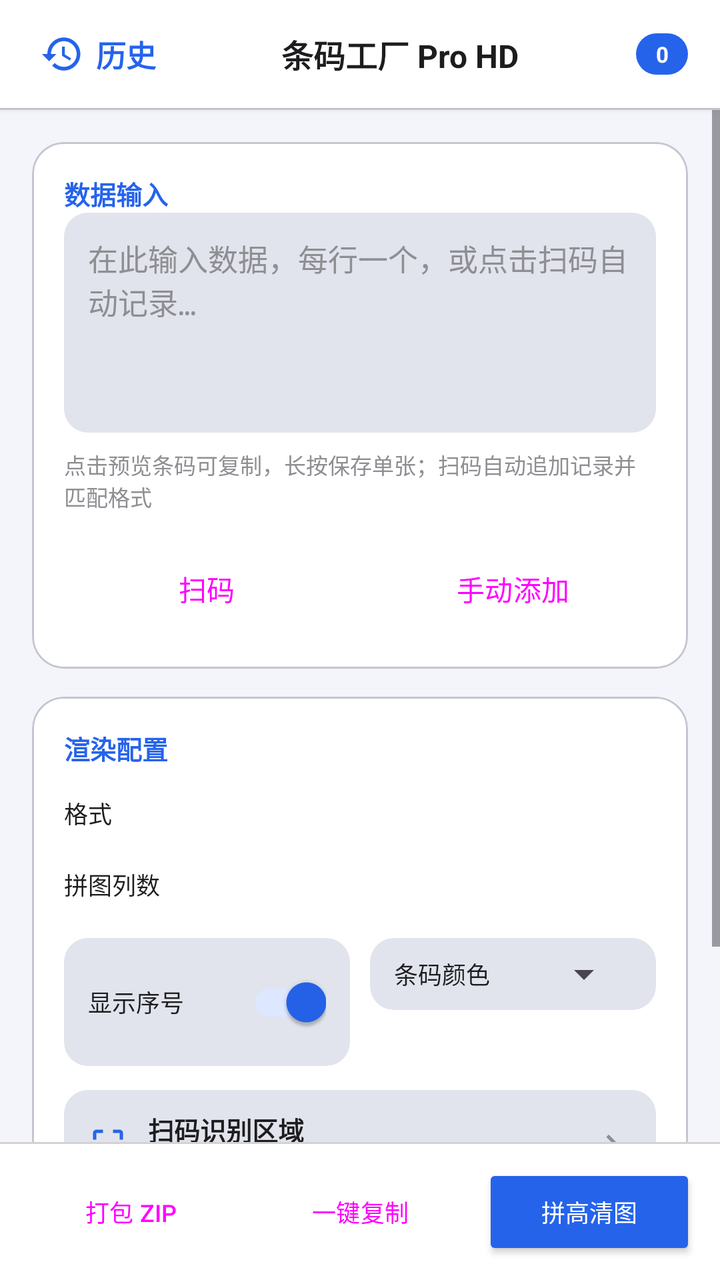
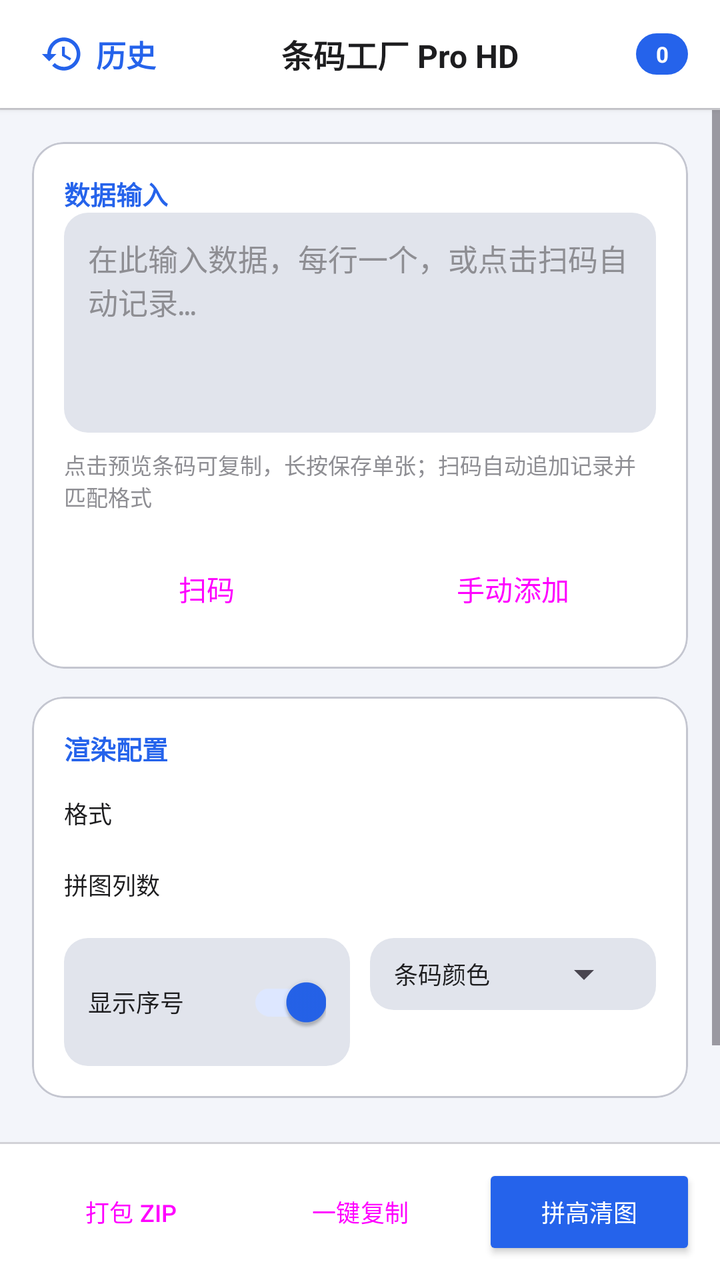

Compare the two renders of this Android layout. The source of the first and the diff that turns it into the second are given below.
<!-- AndroidManifest.xml: application theme Theme.BarcodeFactory -->
<!-- res/layout/activity_main.xml -->
<?xml version="1.0" encoding="utf-8"?>
<androidx.drawerlayout.widget.DrawerLayout xmlns:android="http://schemas.android.com/apk/res/android"
    xmlns:app="http://schemas.android.com/apk/res-auto"
    android:id="@+id/drawerLayout"
    android:layout_width="match_parent"
    android:layout_height="match_parent"
    android:background="@color/background">

    
    <LinearLayout
        android:layout_width="match_parent"
        android:layout_height="match_parent"
        android:orientation="vertical">

        
        <LinearLayout
            android:layout_width="match_parent"
            android:layout_height="wrap_content"
            android:background="@color/card"
            android:elevation="2dp"
            android:gravity="center_vertical"
            android:orientation="horizontal"
            android:paddingHorizontal="16dp"
            android:paddingVertical="12dp">

            <LinearLayout
                android:id="@+id/btnHistory"
                android:layout_width="wrap_content"
                android:layout_height="wrap_content"
                android:background="?attr/selectableItemBackground"
                android:clickable="true"
                android:focusable="true"
                android:gravity="center_vertical"
                android:orientation="horizontal"
                android:padding="4dp">

                <ImageView
                    android:layout_width="22dp"
                    android:layout_height="22dp"
                    android:contentDescription="@string/history"
                    android:src="@drawable/ic_history"
                    app:tint="@color/primary" />

                <TextView
                    android:layout_width="wrap_content"
                    android:layout_height="wrap_content"
                    android:layout_marginStart="6dp"
                    android:text="@string/history"
                    android:textColor="@color/primary"
                    android:textSize="15sp"
                    android:textStyle="bold" />
            </LinearLayout>

            <TextView
                android:layout_width="0dp"
                android:layout_height="wrap_content"
                android:layout_weight="1"
                android:gravity="center"
                android:text="@string/app_name"
                android:textColor="@color/text_primary"
                android:textSize="16sp"
                android:textStyle="bold" />

            <TextView
                android:id="@+id/badge"
                android:layout_width="wrap_content"
                android:layout_height="wrap_content"
                android:background="@drawable/bg_badge"
                android:minWidth="26dp"
                android:gravity="center"
                android:paddingHorizontal="8dp"
                android:paddingVertical="3dp"
                android:text="0"
                android:textColor="@android:color/white"
                android:textSize="11sp"
                android:textStyle="bold" />
        </LinearLayout>

        <View
            android:layout_width="match_parent"
            android:layout_height="1dp"
            android:background="@color/border" />

        <ScrollView
            android:id="@+id/scrollView"
            android:layout_width="match_parent"
            android:layout_height="0dp"
            android:layout_weight="1"
            android:fillViewport="true">

            <LinearLayout
                android:layout_width="match_parent"
                android:layout_height="wrap_content"
                android:orientation="vertical"
                android:padding="16dp">

                
                <com.google.android.material.card.MaterialCardView
                    android:layout_width="match_parent"
                    android:layout_height="wrap_content"
                    app:cardBackgroundColor="@color/card"
                    app:cardCornerRadius="16dp"
                    app:cardElevation="0dp"
                    app:strokeColor="@color/outline_variant"
                    app:strokeWidth="1dp">

                    <LinearLayout
                        android:layout_width="match_parent"
                        android:layout_height="wrap_content"
                        android:orientation="vertical"
                        android:padding="16dp">

                        <TextView
                            android:layout_width="wrap_content"
                            android:layout_height="wrap_content"
                            android:text="@string/input_card_title"
                            android:textColor="@color/primary"
                            android:textSize="13sp"
                            android:textStyle="bold" />

                        <EditText
                            android:id="@+id/inputData"
                            android:layout_width="match_parent"
                            android:layout_height="110dp"
                            android:background="@drawable/bg_input"
                            android:gravity="top|start"
                            android:hint="@string/input_hint"
                            android:importantForAutofill="no"
                            android:inputType="textMultiLine|textNoSuggestions"
                            android:padding="12dp"
                            android:scrollbars="vertical"
                            android:textColor="@color/text_primary"
                            android:textColorHint="@color/text_secondary"
                            android:textSize="15sp"
                            android:typeface="monospace" />

                        <TextView
                            android:layout_width="match_parent"
                            android:layout_height="wrap_content"
                            android:layout_marginTop="8dp"
                            android:text="@string/input_tip"
                            android:textColor="@color/text_secondary"
                            android:textSize="11sp" />

                        <LinearLayout
                            android:layout_width="match_parent"
                            android:layout_height="wrap_content"
                            android:layout_marginTop="14dp"
                            android:orientation="horizontal">

                            <Button
                                android:id="@+id/btnScan"
                                style="?attr/materialButtonOutlinedStyle"
                                android:layout_width="0dp"
                                android:layout_height="wrap_content"
                                android:layout_weight="1"
                                android:insetTop="0dp"
                                android:insetBottom="0dp"
                                android:text="@string/scan"
                                android:textSize="14sp"
                                app:icon="@drawable/ic_scan"
                                app:iconGravity="textStart"
                                app:iconTint="@color/primary" />

                            <Button
                                android:id="@+id/btnManualAdd"
                                style="?attr/materialButtonOutlinedStyle"
                                android:layout_width="0dp"
                                android:layout_height="wrap_content"
                                android:layout_marginStart="10dp"
                                android:layout_weight="1"
                                android:insetTop="0dp"
                                android:insetBottom="0dp"
                                android:text="手动添加"
                                android:textSize="14sp"
                                app:icon="@drawable/ic_add"
                                app:iconGravity="textStart"
                                app:iconTint="@color/primary" />
                        </LinearLayout>
                    </LinearLayout>
                </com.google.android.material.card.MaterialCardView>

                
                <com.google.android.material.card.MaterialCardView
                    android:layout_width="match_parent"
                    android:layout_height="wrap_content"
                    android:layout_marginTop="14dp"
                    app:cardBackgroundColor="@color/card"
                    app:cardCornerRadius="16dp"
                    app:cardElevation="0dp"
                    app:strokeColor="@color/outline_variant"
                    app:strokeWidth="1dp">

                    <LinearLayout
                        android:layout_width="match_parent"
                        android:layout_height="wrap_content"
                        android:orientation="vertical"
                        android:padding="16dp">

                        <TextView
                            android:layout_width="wrap_content"
                            android:layout_height="wrap_content"
                            android:text="@string/render_config"
                            android:textColor="@color/primary"
                            android:textSize="13sp"
                            android:textStyle="bold" />

                        <TextView
                            android:layout_width="wrap_content"
                            android:layout_height="wrap_content"
                            android:layout_marginTop="14dp"
                            android:text="@string/format_label"
                            android:textColor="@color/text_primary"
                            android:textSize="12sp" />

                        <com.google.android.material.chip.ChipGroup
                            android:id="@+id/chipGroupFormat"
                            android:layout_width="match_parent"
                            android:layout_height="wrap_content"
                            android:layout_marginTop="6dp"
                            app:selectionRequired="true"
                            app:singleLine="false"
                            app:singleSelection="true" />

                        <TextView
                            android:layout_width="wrap_content"
                            android:layout_height="wrap_content"
                            android:layout_marginTop="12dp"
                            android:text="@string/columns_label"
                            android:textColor="@color/text_primary"
                            android:textSize="12sp" />

                        <com.google.android.material.chip.ChipGroup
                            android:id="@+id/chipGroupColumns"
                            android:layout_width="match_parent"
                            android:layout_height="wrap_content"
                            android:layout_marginTop="6dp"
                            app:selectionRequired="true"
                            app:singleLine="false"
                            app:singleSelection="true" />

                        <LinearLayout
                            android:layout_width="match_parent"
                            android:layout_height="wrap_content"
                            android:layout_marginTop="12dp"
                            android:orientation="horizontal">

                            <LinearLayout
                                android:layout_width="0dp"
                                android:layout_height="wrap_content"
                                android:layout_weight="1"
                                android:background="@drawable/bg_input"
                                android:gravity="center_vertical"
                                android:orientation="horizontal"
                                android:paddingHorizontal="12dp"
                                android:paddingVertical="8dp">

                                <TextView
                                    android:layout_width="wrap_content"
                                    android:layout_height="wrap_content"
                                    android:text="@string/show_index_label"
                                    android:textColor="@color/text_primary"
                                    android:textSize="12sp" />

                                <androidx.appcompat.widget.SwitchCompat
                                    android:id="@+id/switchIndex"
                                    android:layout_width="0dp"
                                    android:layout_height="wrap_content"
                                    android:layout_weight="1"
                                    android:checked="true" />
                            </LinearLayout>

                            <LinearLayout
                                android:layout_width="0dp"
                                android:layout_height="wrap_content"
                                android:layout_marginStart="10dp"
                                android:layout_weight="1"
                                android:background="@drawable/bg_input"
                                android:gravity="center_vertical"
                                android:orientation="horizontal"
                                android:paddingHorizontal="12dp"
                                android:paddingVertical="6dp">

                                <TextView
                                    android:layout_width="wrap_content"
                                    android:layout_height="wrap_content"
                                    android:text="@string/color_label"
                                    android:textColor="@color/text_primary"
                                    android:textSize="12sp" />

                                <Spinner
                                    android:id="@+id/spinnerColor"
                                    android:layout_width="0dp"
                                    android:layout_height="wrap_content"
                                    android:layout_weight="1"
                                    android:spinnerMode="dropdown" />
                            </LinearLayout>
                        </LinearLayout>

                        
                        <LinearLayout
                            android:id="@+id/btnScanArea"
                            android:layout_width="match_parent"
                            android:layout_height="wrap_content"
                            android:layout_marginTop="12dp"
                            android:background="@drawable/bg_input"
                            android:clickable="true"
                            android:focusable="true"
                            android:foreground="?attr/selectableItemBackground"
                            android:gravity="center_vertical"
                            android:orientation="horizontal"
                            android:paddingHorizontal="12dp"
                            android:paddingVertical="10dp">

                            <ImageView
                                android:layout_width="20dp"
                                android:layout_height="20dp"
                                android:contentDescription="@string/scan_area_config"
                                android:src="@drawable/ic_crop"
                                app:tint="@color/primary" />

                            <LinearLayout
                                android:layout_width="0dp"
                                android:layout_height="wrap_content"
                                android:layout_marginStart="10dp"
                                android:layout_weight="1"
                                android:orientation="vertical">

                                <TextView
                                    android:layout_width="wrap_content"
                                    android:layout_height="wrap_content"
                                    android:text="@string/scan_area_config"
                                    android:textColor="@color/text_primary"
                                    android:textSize="13sp"
                                    android:textStyle="bold" />

                                <TextView
                                    android:id="@+id/tvScanAreaSummary"
                                    android:layout_width="wrap_content"
                                    android:layout_height="wrap_content"
                                    android:layout_marginTop="1dp"
                                    android:textColor="@color/text_secondary"
                                    android:textSize="11sp" />
                            </LinearLayout>

                            <ImageView
                                android:layout_width="20dp"
                                android:layout_height="20dp"
                                android:contentDescription="@string/scan_area_config"
                                android:src="@drawable/ic_chevron_right"
                                app:tint="@color/text_secondary" />
                        </LinearLayout>
                    </LinearLayout>
                </com.google.android.material.card.MaterialCardView>

                
                <LinearLayout
                    android:id="@+id/previewGrid"
                    android:layout_width="match_parent"
                    android:layout_height="wrap_content"
                    android:layout_marginTop="16dp"
                    android:orientation="vertical" />

                <TextView
                    android:id="@+id/tvEmpty"
                    android:layout_width="match_parent"
                    android:layout_height="wrap_content"
                    android:layout_marginTop="24dp"
                    android:gravity="center"
                    android:text="输入数据或扫码后，条码会显示在这里"
                    android:textColor="@color/text_secondary"
                    android:textSize="13sp" />

                
                <com.google.android.material.card.MaterialCardView
                    android:id="@+id/resultArea"
                    android:layout_width="match_parent"
                    android:layout_height="wrap_content"
                    android:layout_marginTop="16dp"
                    android:visibility="gone"
                    app:cardBackgroundColor="@color/card"
                    app:cardCornerRadius="16dp"
                    app:cardElevation="0dp"
                    app:strokeColor="@color/outline_variant"
                    app:strokeWidth="1dp">

                    <LinearLayout
                        android:layout_width="match_parent"
                        android:layout_height="wrap_content"
                        android:orientation="vertical"
                        android:padding="12dp">

                        <TextView
                            android:layout_width="wrap_content"
                            android:layout_height="wrap_content"
                            android:layout_marginBottom="10dp"
                            android:background="@drawable/bg_badge"
                            android:paddingHorizontal="16dp"
                            android:paddingVertical="6dp"
                            android:text="@string/hd_ready"
                            android:textColor="@android:color/white"
                            android:textSize="12sp" />

                        <ImageView
                            android:id="@+id/resImg"
                            android:layout_width="match_parent"
                            android:layout_height="wrap_content"
                            android:adjustViewBounds="true"
                            android:contentDescription="@string/make_hd" />
                    </LinearLayout>
                </com.google.android.material.card.MaterialCardView>
            </LinearLayout>
        </ScrollView>

        <View
            android:layout_width="match_parent"
            android:layout_height="1dp"
            android:background="@color/border" />

        
        <LinearLayout
            android:layout_width="match_parent"
            android:layout_height="wrap_content"
            android:background="@color/card"
            android:orientation="horizontal"
            android:paddingHorizontal="12dp"
            android:paddingVertical="10dp">

            <Button
                android:id="@+id/btnZip"
                style="?attr/materialButtonOutlinedStyle"
                android:layout_width="0dp"
                android:layout_height="wrap_content"
                android:layout_weight="1"
                android:insetTop="0dp"
                android:insetBottom="0dp"
                android:text="@string/pack_zip"
                android:textSize="12sp"
                app:icon="@drawable/ic_zip"
                app:iconGravity="textStart" />

            <Button
                android:id="@+id/btnCopyAll"
                style="?attr/materialButtonOutlinedStyle"
                android:layout_width="0dp"
                android:layout_height="wrap_content"
                android:layout_marginStart="8dp"
                android:layout_weight="1"
                android:insetTop="0dp"
                android:insetBottom="0dp"
                android:text="@string/copy_all"
                android:textSize="12sp"
                app:icon="@drawable/ic_copy"
                app:iconGravity="textStart" />

            <Button
                android:id="@+id/btnMakeHd"
                android:layout_width="0dp"
                android:layout_height="wrap_content"
                android:layout_marginStart="8dp"
                android:layout_weight="1"
                android:insetTop="0dp"
                android:insetBottom="0dp"
                android:backgroundTint="@color/primary"
                android:text="@string/make_hd"
                android:textColor="@android:color/white"
                android:textSize="12sp"
                app:icon="@drawable/ic_image"
                app:iconGravity="textStart"
                app:iconTint="@android:color/white" />
        </LinearLayout>
    </LinearLayout>

    
    <LinearLayout
        android:layout_width="300dp"
        android:layout_height="match_parent"
        android:layout_gravity="start"
        android:background="@color/card"
        android:elevation="12dp"
        android:orientation="vertical">

        <LinearLayout
            android:layout_width="match_parent"
            android:layout_height="wrap_content"
            android:gravity="center_vertical"
            android:orientation="horizontal"
            android:padding="16dp">

            <ImageView
                android:layout_width="22dp"
                android:layout_height="22dp"
                android:contentDescription="@string/archive_records"
                android:src="@drawable/ic_archive"
                app:tint="@color/primary" />

            <TextView
                android:layout_width="0dp"
                android:layout_height="wrap_content"
                android:layout_marginStart="8dp"
                android:layout_weight="1"
                android:text="@string/archive_records"
                android:textColor="@color/text_primary"
                android:textSize="16sp"
                android:textStyle="bold" />

            <ImageView
                android:id="@+id/btnCloseDrawer"
                android:layout_width="24dp"
                android:layout_height="24dp"
                android:background="?attr/selectableItemBackground"
                android:clickable="true"
                android:contentDescription="@string/history"
                android:focusable="true"
                android:src="@drawable/ic_close"
                app:tint="@color/text_secondary" />
        </LinearLayout>

        <View
            android:layout_width="match_parent"
            android:layout_height="1dp"
            android:background="@color/border" />

        <androidx.recyclerview.widget.RecyclerView
            android:id="@+id/historyList"
            android:layout_width="match_parent"
            android:layout_height="0dp"
            android:layout_weight="1"
            android:clipToPadding="false"
            android:padding="12dp" />

        <TextView
            android:id="@+id/tvEmptyArchive"
            android:layout_width="match_parent"
            android:layout_height="wrap_content"
            android:gravity="center"
            android:padding="24dp"
            android:text="@string/empty_archive"
            android:textColor="@color/text_secondary"
            android:textSize="13sp" />

        <com.google.android.material.button.MaterialButton
            android:id="@+id/btnSaveCurrent"
            style="@style/Widget.Material3.Button.TonalButton"
            android:layout_width="match_parent"
            android:layout_height="wrap_content"
            android:layout_margin="12dp"
            android:text="@string/archive_current"
            android:textSize="14sp" />
    </LinearLayout>

</androidx.drawerlayout.widget.DrawerLayout>
<!-- resources referenced by this layout -->
<resources>
  <color name="background">#F3F5FA</color>
  <color name="border">#D2D2D7</color>
  <color name="card">#FFFFFF</color>
  <color name="outline_variant">#C4C6D0</color>
  <color name="primary">#2563EB</color>
  <color name="text_primary">#1D1D1F</color>
  <color name="text_secondary">#8E8E93</color>
  <!-- drawable bg_badge (drawable) -->
  <?xml version="1.0" encoding="utf-8"?>
  <shape xmlns:android="http://schemas.android.com/apk/res/android" android:shape="rectangle">
      <solid android:color="@color/primary" />
      <corners android:radius="20dp" />
  </shape>
  <!-- drawable bg_input (drawable) -->
  <?xml version="1.0" encoding="utf-8"?>
  <shape xmlns:android="http://schemas.android.com/apk/res/android" android:shape="rectangle">
      <solid android:color="@color/surface_variant" />
      <corners android:radius="12dp" />
  </shape>
  <!-- drawable ic_add (drawable) -->
  <vector xmlns:android="http://schemas.android.com/apk/res/android"
      android:width="20dp"
      android:height="20dp"
      android:viewportWidth="24"
      android:viewportHeight="24"
      android:tint="?attr/colorControlNormal">
      <path
          android:fillColor="@android:color/white"
          android:pathData="M19,13h-6v6h-2v-6H5v-2h6V5h2v6h6v2z" />
  </vector>
  <!-- drawable ic_chevron_right (drawable) -->
  <vector xmlns:android="http://schemas.android.com/apk/res/android"
      android:width="24dp"
      android:height="24dp"
      android:viewportWidth="24"
      android:viewportHeight="24"
      android:tint="?attr/colorControlNormal">
      <path
          android:fillColor="@android:color/white"
          android:pathData="M10,6L8.59,7.41 13.17,12l-4.58,4.59L10,18l6,-6z" />
  </vector>
  <!-- drawable ic_crop (drawable) -->
  <vector xmlns:android="http://schemas.android.com/apk/res/android"
      android:width="24dp"
      android:height="24dp"
      android:viewportWidth="24"
      android:viewportHeight="24"
      android:tint="?attr/colorControlNormal">
      <path
          android:fillColor="@android:color/white"
          android:pathData="M3,5v4h2L5,5h4L9,3L5,3c-1.1,0 -2,0.9 -2,2zM5,15L3,15v4c0,1.1 0.9,2 2,2h4v-2L5,19v-4zM19,19h-4v2h4c1.1,0 2,-0.9 2,-2v-4h-2v4zM19,3h-4v2h4v4h2L21,5c0,-1.1 -0.9,-2 -2,-2z" />
  </vector>
  <string name="app_name">条码工厂 Pro HD</string>
  <string name="archive_current">存档当前</string>
  <string name="archive_records">存档记录</string>
  <string name="color_label">条码颜色</string>
  <string name="columns_label">拼图列数</string>
  <string name="copy_all">一键复制</string>
  <string name="empty_archive">暂无存档记录</string>
  <string name="format_label">格式</string>
  <string name="hd_ready">高清图已保存到相册</string>
  <string name="history">历史</string>
  <string name="input_card_title">数据输入</string>
  <string name="input_hint">在此输入数据，每行一个，或点击扫码自动记录…</string>
  <string name="input_tip">点击预览条码可复制，长按保存单张；扫码自动追加记录并匹配格式</string>
  <string name="make_hd">拼高清图</string>
  <string name="pack_zip">打包 ZIP</string>
  <string name="render_config">渲染配置</string>
  <string name="scan">扫码</string>
  <string name="scan_area_config">扫码识别区域</string>
  <string name="show_index_label">显示序号</string>
  <color name="surface_variant">#E1E4EC</color>
  <color name="on_primary">#FFFFFF</color>
  <color name="primary_container">#DDE7FF</color>
  <color name="on_primary_container">#001945</color>
  <color name="secondary">#565E71</color>
  <color name="secondary_container">#DAE2F9</color>
  <color name="on_secondary_container">#131C2B</color>
  <color name="surface">#FFFFFF</color>
  <color name="on_surface">#1A1C20</color>
  <color name="on_surface_variant">#454A55</color>
  <color name="outline">#74777F</color>
  <!-- unchanged entries left out for length: 8 -->
</resources>

<!-- the commit's change to res/layout/activity_main.xml (unified diff, before → after) -->
@@ -296,61 +296,7 @@
                                     android:spinnerMode="dropdown" />
                             </LinearLayout>
                         </LinearLayout>
-
-                        
-                        <LinearLayout
-                            android:id="@+id/btnScanArea"
-                            android:layout_width="match_parent"
-                            android:layout_height="wrap_content"
-                            android:layout_marginTop="12dp"
-                            android:background="@drawable/bg_input"
-                            android:clickable="true"
-                            android:focusable="true"
-                            android:foreground="?attr/selectableItemBackground"
-                            android:gravity="center_vertical"
-                            android:orientation="horizontal"
-                            android:paddingHorizontal="12dp"
-                            android:paddingVertical="10dp">
-
-                            <ImageView
-                                android:layout_width="20dp"
-                                android:layout_height="20dp"
-                                android:contentDescription="@string/scan_area_config"
-                                android:src="@drawable/ic_crop"
-                                app:tint="@color/primary" />
-
-                            <LinearLayout
-                                android:layout_width="0dp"
-                                android:layout_height="wrap_content"
-                                android:layout_marginStart="10dp"
-                                android:layout_weight="1"
-                                android:orientation="vertical">
-
-                                <TextView
-                                    android:layout_width="wrap_content"
-                                    android:layout_height="wrap_content"
-                                    android:text="@string/scan_area_config"
-                                    android:textColor="@color/text_primary"
-                                    android:textSize="13sp"
-                                    android:textStyle="bold" />
-
-                                <TextView
-                                    android:id="@+id/tvScanAreaSummary"
-                                    android:layout_width="wrap_content"
-                                    android:layout_height="wrap_content"
-                                    android:layout_marginTop="1dp"
-                                    android:textColor="@color/text_secondary"
-                                    android:textSize="11sp" />
-                            </LinearLayout>
-
-                            <ImageView
-                                android:layout_width="20dp"
-                                android:layout_height="20dp"
-                                android:contentDescription="@string/scan_area_config"
-                                android:src="@drawable/ic_chevron_right"
-                                app:tint="@color/text_secondary" />
                         </LinearLayout>
-                    </LinearLayout>
                 </com.google.android.material.card.MaterialCardView>
 
                 
<!-- resource entries referenced after the edit -->
@@ -30,28 +30,6 @@
           android:fillColor="@android:color/white"
           android:pathData="M19,13h-6v6h-2v-6H5v-2h6V5h2v6h6v2z" />
   </vector>
-  <!-- drawable ic_chevron_right (drawable) -->
-  <vector xmlns:android="http://schemas.android.com/apk/res/android"
-      android:width="24dp"
-      android:height="24dp"
-      android:viewportWidth="24"
-      android:viewportHeight="24"
-      android:tint="?attr/colorControlNormal">
-      <path
-          android:fillColor="@android:color/white"
-          android:pathData="M10,6L8.59,7.41 13.17,12l-4.58,4.59L10,18l6,-6z" />
-  </vector>
-  <!-- drawable ic_crop (drawable) -->
-  <vector xmlns:android="http://schemas.android.com/apk/res/android"
-      android:width="24dp"
-      android:height="24dp"
-      android:viewportWidth="24"
-      android:viewportHeight="24"
-      android:tint="?attr/colorControlNormal">
-      <path
-          android:fillColor="@android:color/white"
-          android:pathData="M3,5v4h2L5,5h4L9,3L5,3c-1.1,0 -2,0.9 -2,2zM5,15L3,15v4c0,1.1 0.9,2 2,2h4v-2L5,19v-4zM19,19h-4v2h4c1.1,0 2,-0.9 2,-2v-4h-2v4zM19,3h-4v2h4v4h2L21,5c0,-1.1 -0.9,-2 -2,-2z" />
-  </vector>
   <string name="app_name">条码工厂 Pro HD</string>
   <string name="archive_current">存档当前</string>
   <string name="archive_records">存档记录</string>
@@ -69,7 +47,6 @@
   <string name="pack_zip">打包 ZIP</string>
   <string name="render_config">渲染配置</string>
   <string name="scan">扫码</string>
-  <string name="scan_area_config">扫码识别区域</string>
   <string name="show_index_label">显示序号</string>
   <color name="surface_variant">#E1E4EC</color>
   <color name="on_primary">#FFFFFF</color>
